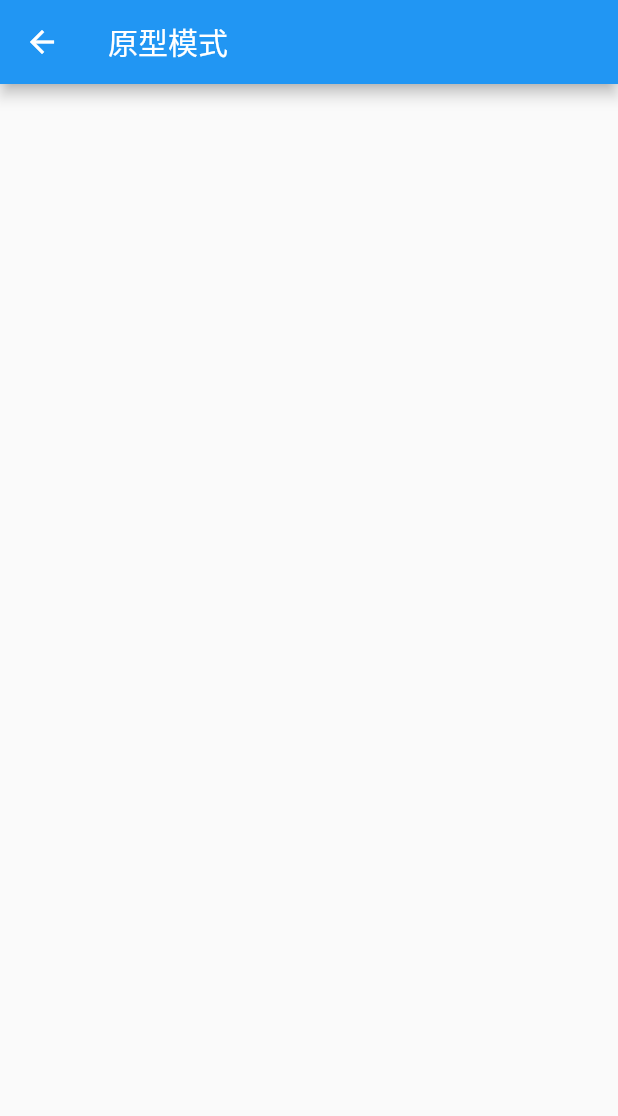
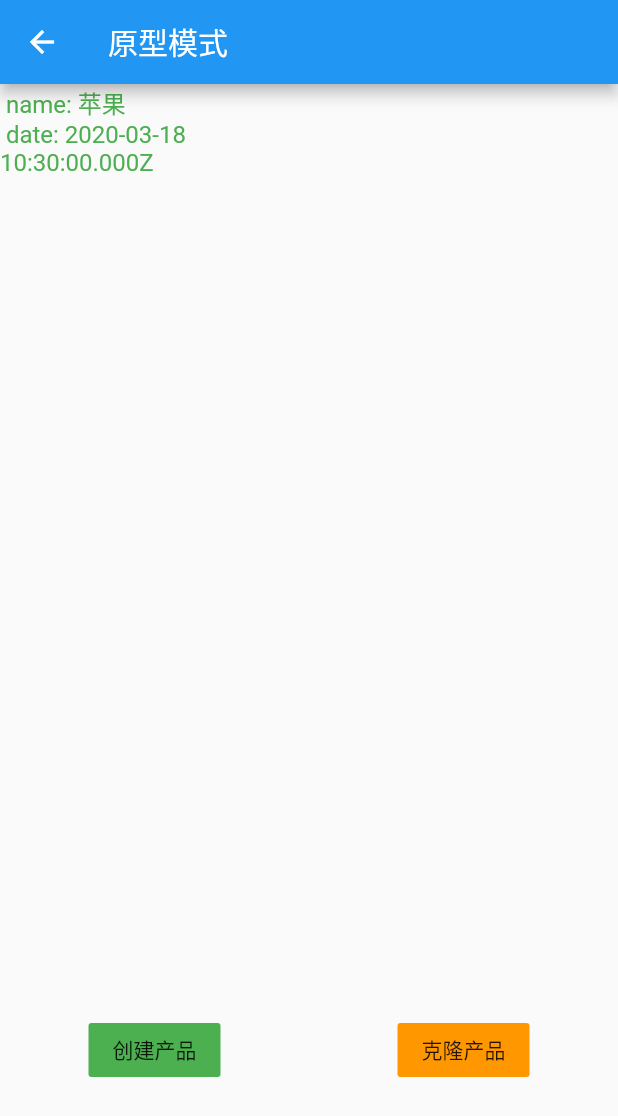
Before and after one commit to FlutterOpen/design_patterns, a Flutter app: the PrototypePage screen opened by its route, on a phone screen of 412 x 824 dp. Shown: the top 1116 px of the screen. Run offline on Flutter 3.47's test engine with Material 2 defaults, Android fonts, the phone set to English and light mode, and no system bars.

Commit message:
feat(): 完成原型模式

```diff
--- a/lib/page/prototype/prototype_page.dart
+++ b/lib/page/prototype/prototype_page.dart
@@ -1,5 +1,6 @@
 import 'package:flutter/material.dart';
 import 'package:flutter_design/constant/string_const.dart';
+import 'package:flutter_design/page/prototype/prototype_product.dart';
 
 /// Created by NieBin on 2020-03-17
 /// Github: https://github.com/nb312
@@ -10,12 +11,72 @@ class PrototypePage extends StatefulWidget {
 }
 
 class _PrototypePageState extends State<PrototypePage> {
+  Product product = Product("苹果", "${DateTime.now().toUtc()}");
+  String cloneStr = "";
+
   @override
   Widget build(BuildContext context) {
     return Scaffold(
       appBar: AppBar(
         title: Text(StringConst.PROTOTYPE_),
       ),
+      body: Row(
+        children: <Widget>[
+          Expanded(
+            child: Column(
+              children: <Widget>[
+                Expanded(
+                  child: Text(
+                    product.toString(),
+                    style: TextStyle(color: Colors.green    , fontSize: 16),
+                  ),
+                ),
+                SizedBox(
+                  height: 100,
+                ),
+                FlatButton(
+                  color: Colors.green,
+                  onPressed: () {
+                    setState(() {
+                      product = Product("苹果", "${DateTime.now().toUtc()}");
+                    });
+                  },
+                  child: Text("创建产品"),
+                ),
+                SizedBox(
+                  height: 100,
+                ),
+              ],
+            ),
+          ),
+          Expanded(
+            child: Column(
+              children: <Widget>[
+                Expanded(
+                    child: Text(
+                  cloneStr,
+                  style: TextStyle(color: Colors.orange, fontSize: 16),
+                )),
+                SizedBox(
+                  height: 100,
+                ),
+                FlatButton(
+                  color: Colors.orange,
+                  onPressed: () {
+                    setState(() {
+                      cloneStr = product.clone().toString();
+                    });
+                  },
+                  child: Text("克隆产品"),
+                ),
+                SizedBox(
+                  height: 100,
+                ),
+              ],
+            ),
+          ),
+        ],
+      ),
     );
   }
 }
--- /dev/null
+++ b/lib/page/prototype/prototype_product.dart
@@ -0,0 +1,24 @@
+/// Created by NieBin on 2020-03-18
+/// Github: https://github.com/nb312
+/// Email: niebin312@gmail.com
+abstract class IClone {
+  IClone clone();
+}
+
+class Product implements IClone {
+  String name;
+  String date;
+
+  Product(this.name, this.date);
+
+  @override
+  IClone clone() {
+    Product p = Product(this.name,this.date);
+    return p;
+  }
+
+  @override
+  String toString() {
+    return " name: $name \n date: $date";
+  }
+}
```
